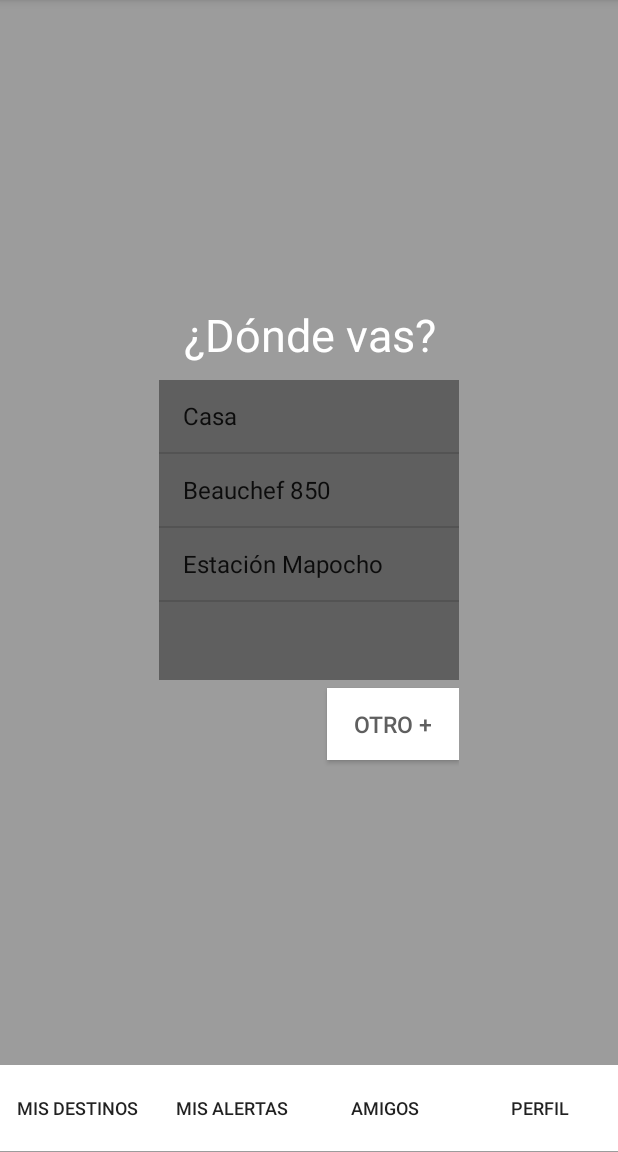
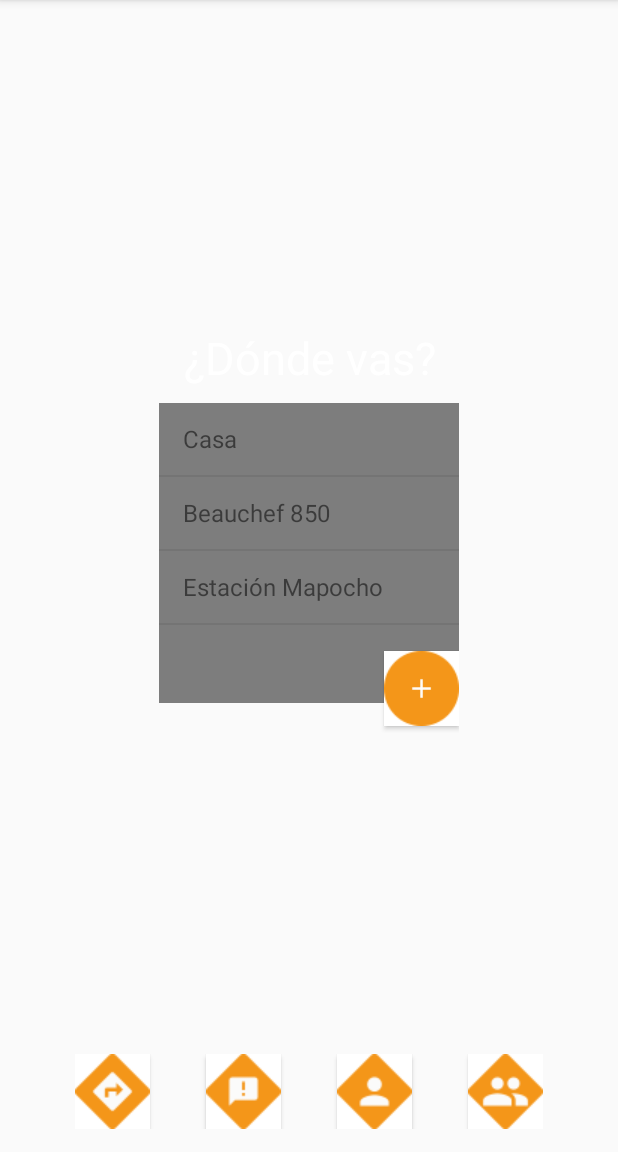
Before and after one commit to FabLabSantiago/LeBike, an Android app: the LeBikeActivity screen opened directly, with no data from a screen before it, on a phone screen of 412 x 824 dp, the part 84-1236 px from its top. Run offline under Robolectric (Android 15) with nearby library versions, the phone set to English and light mode, and no system bars.

Commit message:
New bottom navigation buttons added to layout.

```diff
--- a/app/src/main/res/layout/activity_lebike.xml
+++ b/app/src/main/res/layout/activity_lebike.xml
@@ -3,20 +3,8 @@
     xmlns:android="http://schemas.android.com/apk/res/android"
     android:orientation="vertical"
     android:layout_width="match_parent"
-    android:layout_height="match_parent"
-    android:background="#9c9c9c">
-    <!--
-    <fragment
-        android:id="@+id/map"
-        android:name="com.google.android.gms.maps.SupportMapFragment"
-        xmlns:android="http://schemas.android.com/apk/res/android"
-        xmlns:map="http://schemas.android.com/apk/res-auto"
-        xmlns:tools="http://schemas.android.com/tools"
-        android:layout_width="match_parent"
-        android:layout_height="0dp"
-        android:layout_weight="0.95"
-        tools:context="org.fablabsantiago.smartcities.app.lebikee.LeBikeActivity"/>
-        -->
+    android:layout_height="match_parent">
+
     <LinearLayout
         android:layout_width="200dp"
         android:layout_height="0dp"
@@ -38,97 +26,68 @@
             android:id="@+id/destinationsList"
             android:layout_width="match_parent"
             android:layout_height="200dp"
-            android:background="#5f5f5f">
+            android:background="#5f5f5f"
+            android:alpha="0.8">
         </ListView>
-
-        <!--<Button
-            android:id="@+id/destination_casa"
-            android:layout_width="match_parent"
-            android:layout_height="wrap_content"
-            android:gravity="center_vertical"
-            android:text="  Casa"
-            android:textColor="#ffffff"
-            android:textSize="15sp"
-            android:background="#5f5f5f"
-            android:onClick="startRoute"/>
-        <View
-            android:layout_width="0dp"
-            android:layout_height="5dp"/>
-        <Button
-            android:id="@+id/destination_oficina"
-            android:layout_width="match_parent"
-            android:layout_height="wrap_content"
-            android:gravity="center_vertical"
-            android:text="  Oficina"
-            android:textColor="#ffffff"
-            android:textSize="15sp"
-            android:background="#5f5f5f"
-            android:onClick="startRoute"/>
-        <View
-            android:layout_width="0dp"
-            android:layout_height="5dp"/>
-        <Button
-            android:id="@+id/destination_supermercado"
-            android:layout_width="match_parent"
-            android:layout_height="wrap_content"
-            android:gravity="center_vertical"
-            android:text="  Súpermercado"
-            android:textColor="#ffffff"
-            android:textSize="15sp"
-            android:background="#5f5f5f"
-            android:onClick="startRoute"/>
-            -->
         <View
             android:layout_width="0dp"
             android:layout_height="5dp"/>
         <Button
             android:id="@+id/destination_otro"
-            android:layout_width="wrap_content"
-            android:layout_height="wrap_content"
+            android:layout_width="@dimen/nuevo_destino_button_size"
+            android:layout_height="@dimen/nuevo_destino_button_size"
             android:layout_gravity="right"
+            android:layout_marginTop="-40dp"
             android:gravity="center"
-            android:text="Otro +"
             android:textColor="#5f5f5f"
             android:textSize="15sp"
-            android:background="#ffffff"
+            android:background="@drawable/ic_nuevo_destino_button"
             android:onClick="otroRoute"/>
 
     </LinearLayout>
 
-
     <LinearLayout
         android:layout_width="match_parent"
-        android:layout_height="20dp"
-        android:layout_weight="0.05"
+        android:layout_height="wrap_content"
+        android:layout_marginLeft="@dimen/bottom_bar_horizontal_margin"
+        android:layout_marginRight="@dimen/bottom_bar_horizontal_margin"
         android:orientation="horizontal">
         <Button
+            android:layout_width="@dimen/bottom_bar_buttons_size"
+            android:layout_height="@dimen/bottom_bar_buttons_size"
+            android:background="@drawable/ic_destinos_button"
+            android:textSize="12sp"/>
+        <View
             android:layout_width="0dp"
-            android:layout_height="match_parent"
-            android:layout_weight="1"
-            android:text="Mis Destinos"
-            android:background="#ffffff"
+            android:layout_height="0dp"
+            android:layout_weight="1"/>
+        <Button
+            android:layout_width="@dimen/bottom_bar_buttons_size"
+            android:layout_height="@dimen/bottom_bar_buttons_size"
+            android:background="@drawable/ic_misalertas_button"
             android:textSize="12sp"/>
+        <View
+            android:layout_width="0dp"
+            android:layout_height="0dp"
+            android:layout_weight="1"/>
         <Button
+            android:layout_width="@dimen/bottom_bar_buttons_size"
+            android:layout_height="@dimen/bottom_bar_buttons_size"
+            android:background="@drawable/ic_perfil_button"
+            android:textSize="12sp"/>
+        <View
             android:layout_width="0dp"
-            android:layout_height="match_parent"
-            android:layout_weight="1"
-            android:text="Mis Alertas"
-            android:background="#ffffff"
-            android:textSize="12sp"/>
+            android:layout_height="0dp"
+            android:layout_weight="1"/>
         <Button
-            android:layout_width="0dp"
-            android:layout_height="match_parent"
-            android:layout_weight="1"
-            android:text="Amigos"
-            android:background="#ffffff"
-            android:textSize="12sp"/>
-        <Button
-            android:layout_width="0dp"
-            android:layout_height="match_parent"
-            android:layout_weight="1"
-            android:text="Perfil"
-            android:background="#ffffff"
+            android:layout_width="@dimen/bottom_bar_buttons_size"
+            android:layout_height="@dimen/bottom_bar_buttons_size"
+            android:background="@drawable/ic_amigos_button"
             android:textSize="12sp"/>
     </LinearLayout>
 
+    <View
+        android:layout_width="0dp"
+        android:layout_height="15dp"/>
+
 </LinearLayout>
--- a/app/src/main/res/values/dimens.xml
+++ b/app/src/main/res/values/dimens.xml
@@ -2,4 +2,9 @@
     <!-- Default screen margins, per the Android Design guidelines. -->
     <dimen name="activity_horizontal_margin">16dp</dimen>
     <dimen name="activity_vertical_margin">16dp</dimen>
+
+    <dimen name="nuevo_destino_button_size">50dp</dimen>
+
+    <dimen name="bottom_bar_buttons_size">50dp</dimen>
+    <dimen name="bottom_bar_horizontal_margin">50dp</dimen>
 </resources>
```
Also changed, not shown: app/src/main/res/drawable-hdpi/ic_amigos_button.png (added), app/src/main/res/drawable-hdpi/ic_destinos_button.png (added), app/src/main/res/drawable-hdpi/ic_misalertas_button.png (added), app/src/main/res/drawable-hdpi/ic_nuevo_destino_button.png (added), app/src/main/res/drawable-hdpi/ic_perfil_button.png (added).
